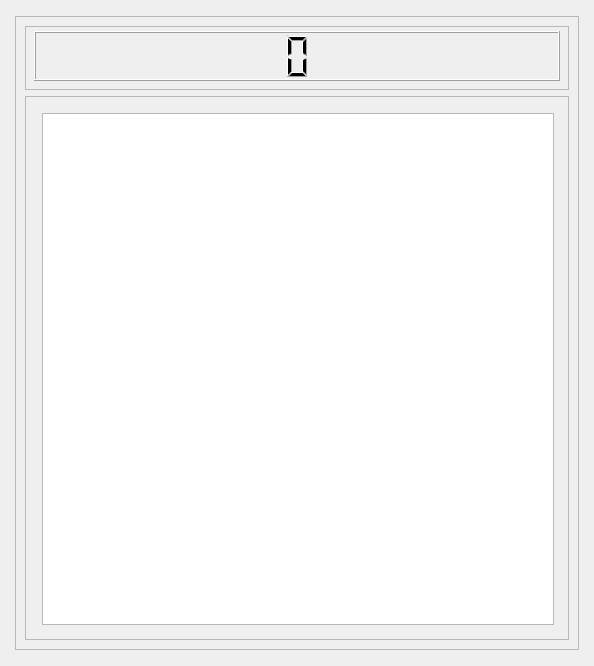
Above: logdoctor/games/snake.ui from elB4RTO/LogDoctor before the change. Below: the same form after it.
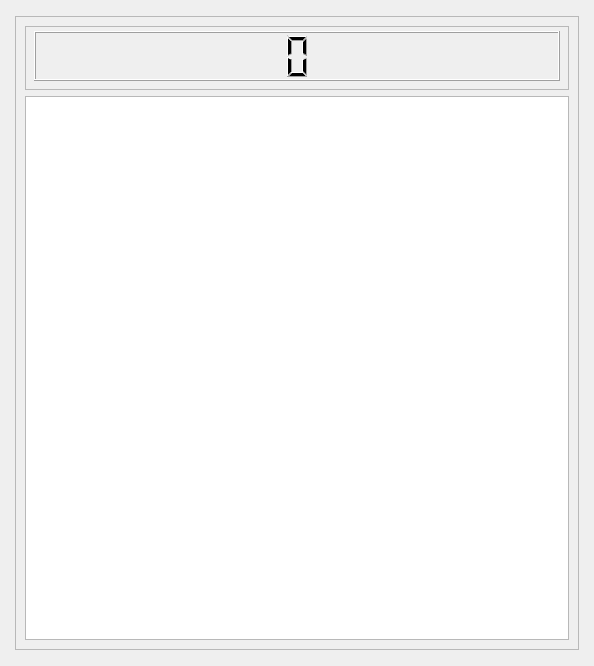
That is the form after the change. The open tabs and pages were chosen to show the change. Icons and pictures are not drawn.

Patch:
```diff
--- a/logdoctor/games/snake.ui
+++ b/logdoctor/games/snake.ui
@@ -262,13 +262,7 @@
         </widget>
        </item>
        <item>
-        <widget class="QFrame" name="frame_FieldLimits">
-         <property name="sizePolicy">
-          <sizepolicy hsizetype="Fixed" vsizetype="Fixed">
-           <horstretch>0</horstretch>
-           <verstretch>0</verstretch>
-          </sizepolicy>
-         </property>
+        <widget class="QGraphicsView" name="view_Field">
          <property name="minimumSize">
           <size>
            <width>544</width>
@@ -281,54 +275,15 @@
            <height>544</height>
           </size>
          </property>
-         <property name="frameShape">
-          <enum>QFrame::StyledPanel</enum>
+         <property name="focusPolicy">
+          <enum>Qt::NoFocus</enum>
          </property>
-         <property name="frameShadow">
-          <enum>QFrame::Raised</enum>
+         <property name="verticalScrollBarPolicy">
+          <enum>Qt::ScrollBarAlwaysOff</enum>
          </property>
-         <layout class="QGridLayout" name="gridLayout_2">
-          <property name="leftMargin">
-           <number>16</number>
-          </property>
-          <property name="topMargin">
-           <number>16</number>
-          </property>
-          <property name="rightMargin">
-           <number>16</number>
-          </property>
-          <property name="bottomMargin">
-           <number>16</number>
-          </property>
-          <property name="spacing">
-           <number>0</number>
-          </property>
-          <item row="0" column="0">
-           <widget class="QGraphicsView" name="view_Field">
-            <property name="minimumSize">
-             <size>
-              <width>512</width>
-              <height>512</height>
-             </size>
-            </property>
-            <property name="maximumSize">
-             <size>
-              <width>512</width>
-              <height>512</height>
-             </size>
-            </property>
-            <property name="focusPolicy">
-             <enum>Qt::NoFocus</enum>
-            </property>
-            <property name="verticalScrollBarPolicy">
-             <enum>Qt::ScrollBarAlwaysOff</enum>
-            </property>
-            <property name="horizontalScrollBarPolicy">
-             <enum>Qt::ScrollBarAlwaysOff</enum>
-            </property>
-           </widget>
-          </item>
-         </layout>
+         <property name="horizontalScrollBarPolicy">
+          <enum>Qt::ScrollBarAlwaysOff</enum>
+         </property>
         </widget>
        </item>
       </layout>
```
